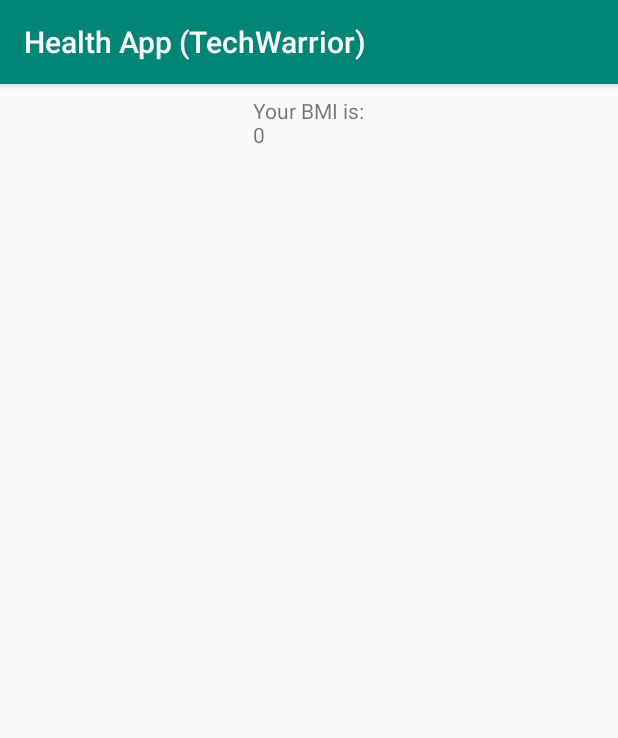
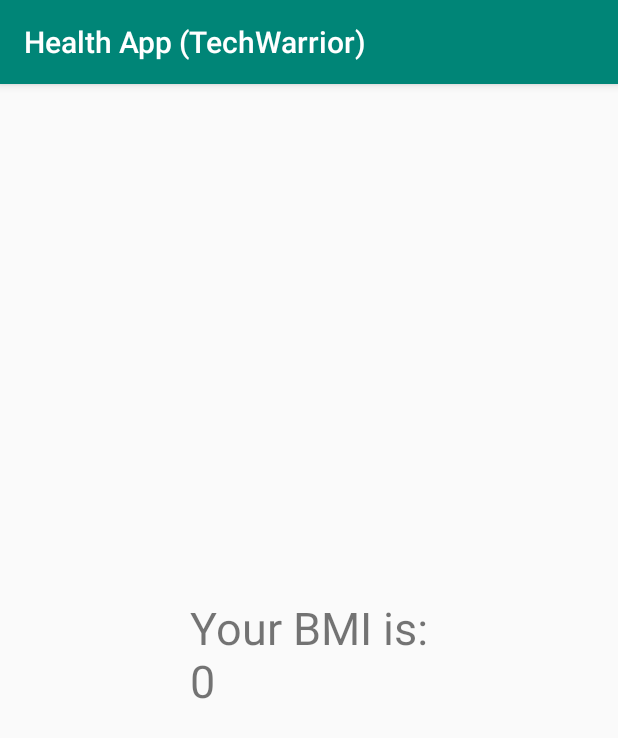
Before and after one commit to arushi1998/HealthAppTechWarrior, an Android app: the bmi screen opened directly, with no data from a screen before it, on a phone screen of 412 x 824 dp. Shown: the top 738 px of the screen. Run offline under Robolectric (Android 15) with nearby library versions, the phone set to English and light mode, and no system bars; 2 statements that could not run were skipped.

Commit message:
Update activity_bmi.xml

```diff
--- a/app/src/main/res/layout/activity_bmi.xml
+++ b/app/src/main/res/layout/activity_bmi.xml
@@ -11,9 +11,10 @@
         android:layout_width="wrap_content"
         android:layout_height="wrap_content"
         android:layout_marginStart="8dp"
-        android:layout_marginTop="8dp"
         android:layout_marginEnd="8dp"
-        android:text="TextView"
+        android:layout_marginBottom="8dp"
+        android:textSize="30sp"
+        app:layout_constraintBottom_toBottomOf="parent"
         app:layout_constraintEnd_toEndOf="parent"
         app:layout_constraintStart_toStartOf="parent"
         app:layout_constraintTop_toTopOf="parent" />
```
